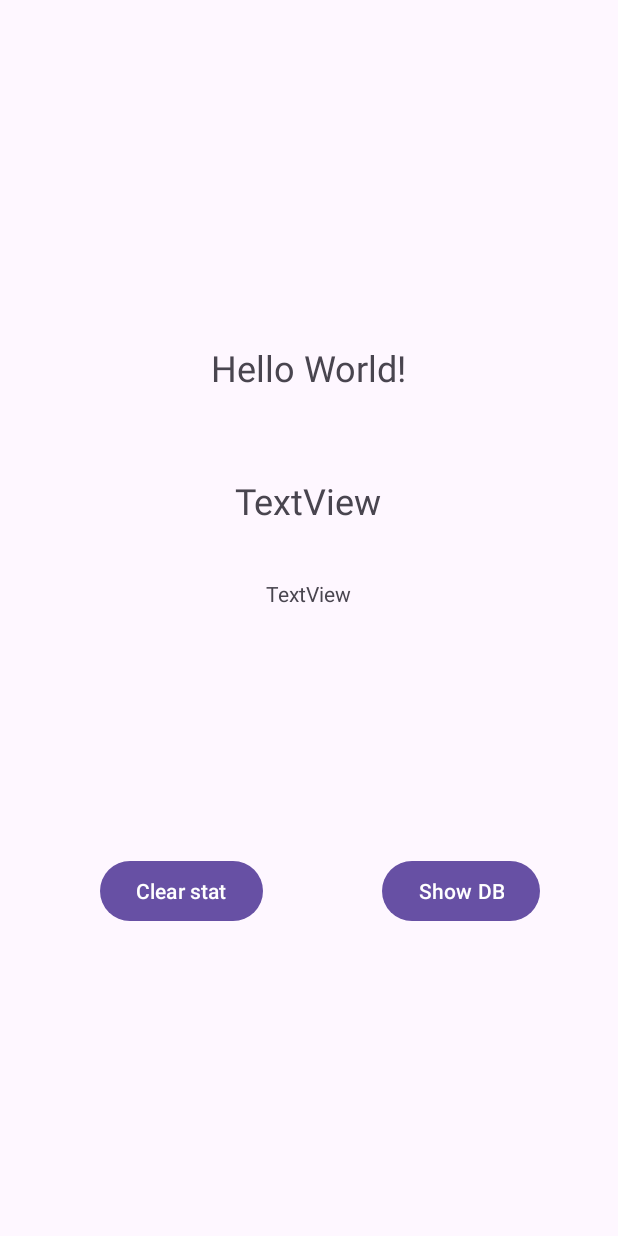
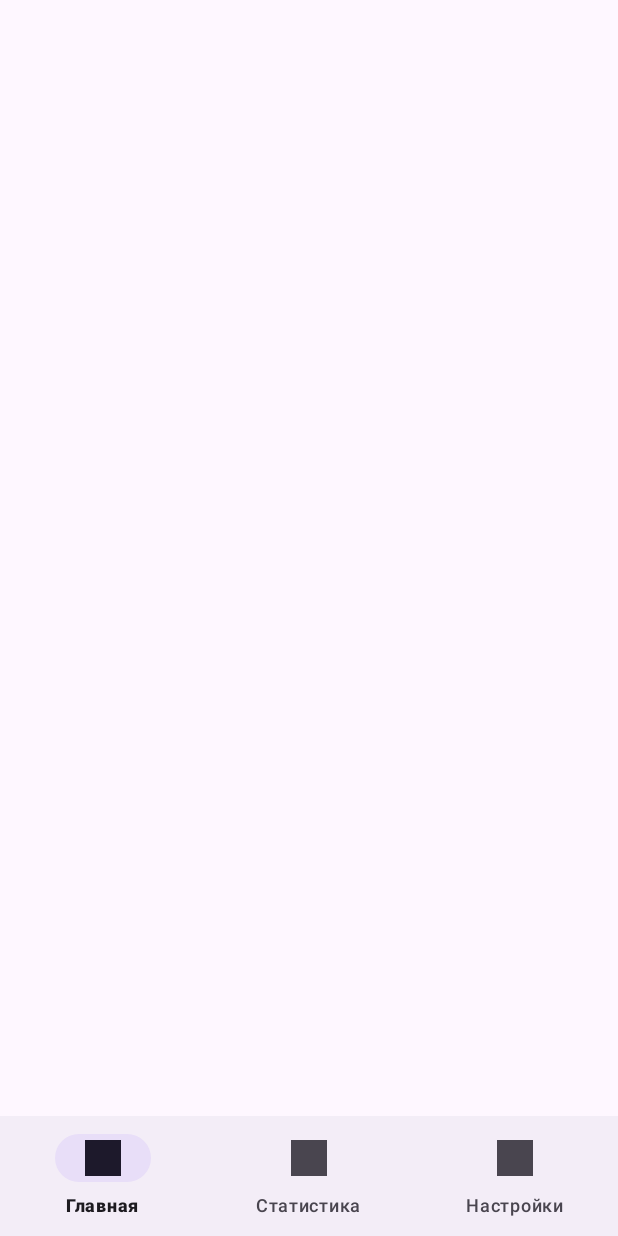
Before and after one commit to 4udiwe/step-counter, an Android app: the screen it shows after launch (MainActivity), on a phone screen of 412 x 824 dp. Run offline under Robolectric (Android 15) with nearby library versions, the phone set to English and light mode, and no system bars.

Commit message:
Попытка добавить фрагменты

```diff
--- a/app/src/main/java/com/example/step_counter/LocListenerInterface.java
+++ /dev/null
@@ -1,9 +0,0 @@
-package com.example.step_counter;
-
-import android.location.Location;
-
-import org.json.JSONException;
-
-public interface LocListenerInterface {
-    void OnLocationChanged(Location location) throws JSONException;
-}
--- a/app/src/main/java/com/example/step_counter/MainActivity.java
+++ b/app/src/main/java/com/example/step_counter/MainActivity.java
@@ -6,41 +6,30 @@ import android.content.Context;
 import android.content.pm.PackageManager;
 import android.location.Location;
 import android.location.LocationManager;
-import android.os.Build;
 import android.os.Bundle;
-import android.os.PersistableBundle;
 import android.util.Log;
 import android.util.Pair;
+import android.view.MenuItem;
 import android.view.View;
 import android.widget.TextView;
 import android.widget.Toast;
 
 import androidx.activity.EdgeToEdge;
 import androidx.annotation.NonNull;
-import androidx.annotation.RequiresApi;
 import androidx.appcompat.app.AppCompatActivity;
 import androidx.core.app.ActivityCompat;
-import androidx.core.graphics.Insets;
-import androidx.core.view.ViewCompat;
-import androidx.core.view.WindowInsetsCompat;
+import androidx.fragment.app.FragmentTransaction;
 
 import com.example.step_counter.db.DBManager;
-
-import org.json.JSONException;
-import org.json.JSONObject;
+import com.example.step_counter.location.LocListenerInterface;
+import com.example.step_counter.location.MyLocationListener;
+import com.google.android.material.bottomnavigation.BottomNavigationView;
 
 
-import java.io.File;
-import java.io.FileNotFoundException;
-import java.io.FileOutputStream;
-import java.io.IOException;
-import java.util.ArrayList;
-import java.util.Collection;
 import java.util.Date;
-import java.util.Locale;
 import java.util.Objects;
 
-public class MainActivity extends AppCompatActivity implements LocListenerInterface{
+public class MainActivity extends AppCompatActivity {
     private LocationManager locationManager;
     private TextView tvDictance, tvVelocity, tvInfo;
     private Location lastLocation;
@@ -48,6 +37,10 @@ public class MainActivity extends AppCompatActivity implements LocListenerInterf
     private int distance = 0;
     private Date currentDate;
     private DBManager dbManager;
+
+    public MainActivity() {
+    }
+
     @Override
     protected void onCreate(Bundle savedInstanceState) {
         super.onCreate(savedInstanceState);
@@ -57,7 +50,7 @@ public class MainActivity extends AppCompatActivity implements LocListenerInterf
         Log.d("RRR", "oncreate");
 
         init();
-        checkPermissions();
+        //checkPermissions();
 
 
     }
@@ -65,34 +58,62 @@ public class MainActivity extends AppCompatActivity implements LocListenerInterf
     @SuppressLint("SetTextI18n")
     private void init(){
         Log.d("RRR", "Init");
+        /*
         tvDictance = findViewById(R.id.tvDist);
         tvVelocity = findViewById(R.id.tvVel);
         tvInfo = findViewById(R.id.tvInfo);
 
-        locationManager = (LocationManager)getSystemService(Context.LOCATION_SERVICE);
-        myLocationListener = new MyLocationListener();
-        myLocationListener.setLocListenerInterface(this);
+         */
+        @SuppressLint("RestrictedApi")
+        BottomNavigationView bottomNavigationView;
+        bottomNavigationView = findViewById(R.id.bottom_navigation);
 
-        currentDate = new Date();
-
-        dbManager = new DBManager(this);
+        bottomNavigationView.setOnNavigationItemSelectedListener(item -> {
+            if (item.getItemId() == R.id.home) {
+                // Обработка выбора раздела "Домой"
+                FragmentMain main = new FragmentMain();
+                FragmentTransaction fragmentTransaction = getSupportFragmentManager().beginTransaction();
+                fragmentTransaction.replace(R.id.fragmcontainer, main);
+                fragmentTransaction.commit();
+                return true;
+            } else if (item.getItemId() == R.id.settings) {
+                // Обработка выбора раздела "Настройки"
+                FragmentSettings settings = new FragmentSettings();
+                FragmentTransaction ft = getSupportFragmentManager().beginTransaction();
+                ft.replace(R.id.fragmcontainer, settings);
+                ft.commit();
+                return true;
+            } else if (item.getItemId() == R.id.statistic) {
+                // Обработка выбора раздела "Статистика"
+                FragmentStat stat = new FragmentStat();
+                FragmentTransaction ft = getSupportFragmentManager().beginTransaction();
+                ft.replace(R.id.fragmcontainer, stat);
+                ft.commit();
+                return true;
+            }
+            return false;
+        });
 
 
-        /*
-        Locale locale = new Locale("ru");
-        Locale.setDefault(locale);
-        Date now = new Date();
 
-        String.format(locale, "%tD\n", now) + //(MM/DD/YY)
 
-        tvVelocity.setText(String.valueOf(now));
-        */
+        //locationManager = (LocationManager)getSystemService(Context.LOCATION_SERVICE);
+        //myLocationListener = new MyLocationListener();
+
+        //myLocationListener.setLocListenerInterface(this);
+
+        //currentDate = new Date();
+
+        //dbManager = new DBManager(this);
+
     }
 
+
+    /*
     @Override
     protected void onResume() {
         super.onResume();
-            dbManager.openDB();
+        dbManager.openDB();
     }
 
     @Override
@@ -100,51 +121,12 @@ public class MainActivity extends AppCompatActivity implements LocListenerInterf
         super.onDestroy();
         dbManager.closeDB();
     }
+    */
 
-    @Override
-    public void onRequestPermissionsResult(int requestCode, @NonNull String[] permissions, @NonNull int[] grantResults) {
-        super.onRequestPermissionsResult(requestCode, permissions, grantResults);
-        Log.d("RRR", "onRequestPermissionsResult");
-        if(requestCode == 100 && grantResults[0] == RESULT_OK){
-            checkPermissions();
-        }
-        else {
-            Toast.makeText(this, "No GPS permission", Toast.LENGTH_LONG).show();
-        }
-    }
 
-    private void checkPermissions(){
-        Log.d("RRR", "checkPermissions");
-        if(ActivityCompat.checkSelfPermission(this, Manifest.permission.ACCESS_COARSE_LOCATION) != PackageManager.PERMISSION_GRANTED && ActivityCompat.checkSelfPermission(this, Manifest.permission.ACCESS_FINE_LOCATION) != PackageManager.PERMISSION_GRANTED){
-            requestPermissions(new String[]{Manifest.permission.ACCESS_COARSE_LOCATION,Manifest.permission.ACCESS_FINE_LOCATION},
-                    100);
-        }
-        else {
-            Log.d("RRR", "loc request");
-            locationManager.requestLocationUpdates(LocationManager.GPS_PROVIDER,2, 1, myLocationListener);
-        }
-    }
 
-    @Override
-    public void OnLocationChanged(Location location) {
-        Log.d("RRR", "loc changed");
-        Date now = new Date();
-        if (!Objects.equals(String.format("%tD", currentDate), String.format("%tD", now))){
-            distance = 0;
-            currentDate = now;
-        }
 
-        if (location.hasSpeed() && lastLocation != null){
-            Log.d("RRR", String.valueOf((int) lastLocation.distanceTo(location)));
-            distance += (int) lastLocation.distanceTo(location);
-        }
-        lastLocation = location;
-        tvDictance.setText(String.valueOf(distance));
-        tvVelocity.setText(String.valueOf(location.getSpeed()));
 
-        dbManager.insertToDB(String.format("%tD", currentDate), distance);
-
-    }
 
     public void onClickClear(View view) {
         dbManager.clearDB();
@@ -156,4 +138,5 @@ public class MainActivity extends AppCompatActivity implements LocListenerInterf
             tvInfo.append(data + "\n");
         }
     }
+
 }
--- a/app/src/main/java/com/example/step_counter/db/DBHelper.java
+++ b/app/src/main/java/com/example/step_counter/db/DBHelper.java
@@ -1,14 +1,17 @@
 package com.example.step_counter.db;
 
-import android.content.Context;
 import android.database.sqlite.SQLiteDatabase;
 import android.database.sqlite.SQLiteOpenHelper;
 
 import androidx.annotation.Nullable;
 
+import com.example.step_counter.FragmentMain;
+
+import java.util.Objects;
+
 public class DBHelper extends SQLiteOpenHelper {
-    public DBHelper(@Nullable Context context) {
-        super(context, DBConstants.DB_NAME, null, DBConstants.DB_VERSION);
+    public DBHelper(@Nullable FragmentMain context) {
+        super(Objects.requireNonNull(context).getContext(), DBConstants.DB_NAME, null, DBConstants.DB_VERSION);
     }
 
     @Override
--- a/app/src/main/java/com/example/step_counter/db/DBManager.java
+++ b/app/src/main/java/com/example/step_counter/db/DBManager.java
@@ -8,15 +8,17 @@ import android.database.sqlite.SQLiteDatabase;
 import android.util.Log;
 import android.util.Pair;
 
+import com.example.step_counter.FragmentMain;
+
 import java.util.ArrayList;
 import java.util.List;
 
 public class DBManager {
-    private Context context;
+    private FragmentMain context;
     private DBHelper dbHelper;
     private SQLiteDatabase db;
 
-    public DBManager(Context context) {
+    public DBManager(FragmentMain context) {
         this.context = context;
         dbHelper = new DBHelper(context);
     }
--- a/app/src/main/res/layout/activity_main.xml
+++ b/app/src/main/res/layout/activity_main.xml
@@ -1,71 +1,22 @@
 <?xml version="1.0" encoding="utf-8"?>
-<androidx.constraintlayout.widget.ConstraintLayout xmlns:android="http://schemas.android.com/apk/res/android"
+<androidx.coordinatorlayout.widget.CoordinatorLayout
+    xmlns:android="http://schemas.android.com/apk/res/android"
     xmlns:app="http://schemas.android.com/apk/res-auto"
     xmlns:tools="http://schemas.android.com/tools"
-    android:id="@+id/main"
     android:layout_width="match_parent"
     android:layout_height="match_parent"
     tools:context=".MainActivity">
+    <com.google.android.material.bottomnavigation.BottomNavigationView
+        android:id="@+id/bottom_navigation"
+        android:layout_width="match_parent"
+        android:layout_height="wrap_content"
+        android:layout_gravity="bottom"
+        app:menu="@menu/bottom_nav_menu" />
 
-    <TextView
-        android:id="@+id/tvDist"
-        android:layout_width="wrap_content"
-        android:layout_height="wrap_content"
-        android:text="Hello World!"
-        android:textSize="24sp"
-        app:layout_constraintBottom_toBottomOf="parent"
-        app:layout_constraintEnd_toEndOf="parent"
-        app:layout_constraintStart_toStartOf="parent"
-        app:layout_constraintTop_toTopOf="parent"
-        app:layout_constraintVertical_bias="0.289" />
+    <FrameLayout
+        android:id="@+id/fragmcontainer"
+        android:layout_width="match_parent"
+        android:layout_height="649dp">
 
-    <TextView
-        android:id="@+id/tvVel"
-        android:layout_width="wrap_content"
-        android:layout_height="wrap_content"
-        android:layout_marginTop="56dp"
-        android:text="TextView"
-        android:textSize="24sp"
-        app:layout_constraintEnd_toEndOf="parent"
-        app:layout_constraintHorizontal_bias="0.498"
-        app:layout_constraintStart_toStartOf="parent"
-        app:layout_constraintTop_toBottomOf="@+id/tvDist" />
-
-    <TextView
-        android:id="@+id/tvInfo"
-        android:layout_width="316dp"
-        android:layout_height="134dp"
-        android:layout_marginTop="36dp"
-        android:text="TextView"
-        android:textAlignment="center"
-        app:layout_constraintEnd_toEndOf="parent"
-        app:layout_constraintHorizontal_bias="0.494"
-        app:layout_constraintStart_toStartOf="parent"
-        app:layout_constraintTop_toBottomOf="@+id/tvVel" />
-
-    <Button
-        android:id="@+id/bClear"
-        android:layout_width="wrap_content"
-        android:layout_height="wrap_content"
-        android:layout_marginEnd="60dp"
-        android:layout_marginBottom="156dp"
-        android:onClick="onClickClear"
-        android:text="Clear stat"
-        app:layout_constraintBottom_toBottomOf="parent"
-        app:layout_constraintEnd_toStartOf="@+id/bShow"
-        app:layout_constraintHorizontal_bias="0.776"
-        app:layout_constraintStart_toStartOf="parent"
-        app:layout_constraintTop_toBottomOf="@+id/tvInfo" />
-
-    <Button
-        android:id="@+id/bShow"
-        android:layout_width="wrap_content"
-        android:layout_height="wrap_content"
-        android:onClick="onClickShow"
-        android:text="Show DB"
-        app:layout_constraintEnd_toEndOf="parent"
-        app:layout_constraintHorizontal_bias="0.83"
-        app:layout_constraintStart_toStartOf="parent"
-        app:layout_constraintTop_toTopOf="@+id/bClear" />
-
-</androidx.constraintlayout.widget.ConstraintLayout>
+    </FrameLayout>
+</androidx.coordinatorlayout.widget.CoordinatorLayout>
--- /dev/null
+++ b/app/src/main/res/menu/bottom_nav_menu.xml
@@ -0,0 +1,18 @@
+<?xml version="1.0" encoding="utf-8"?>
+<menu xmlns:android="http://schemas.android.com/apk/res/android">
+    <item
+        android:id="@+id/home"
+        android:icon="@drawable/ic_launcher_background"
+        android:title="Главная"/>
+
+    <item
+        android:id="@+id/statistic"
+        android:icon="@drawable/ic_launcher_background"
+        android:title="Статистика"/>
+
+    <item
+        android:id="@+id/settings"
+        android:icon="@drawable/ic_launcher_background"
+        android:title="Настройки"/>
+
+</menu>
--- a/app/src/main/res/values/strings.xml
+++ b/app/src/main/res/values/strings.xml
@@ -1,3 +1,5 @@
 <resources>
     <string name="app_name">step-counter</string>
+    <!-- TODO: Remove or change this placeholder text -->
+    <string name="hello_blank_fragment">Hello blank fragment</string>
 </resources>
```
Also changed, not shown: app/src/main/java/com/example/step_counter/FragmentMain.java (added, +118 -0 lines), app/src/main/java/com/example/step_counter/FragmentSettings.java (added, +64 -0 lines), app/src/main/java/com/example/step_counter/FragmentStat.java (added, +64 -0 lines), app/src/main/java/com/example/step_counter/location/LocListenerInterface.java (added, +7 -0 lines), app/src/main/java/com/example/step_counter/location/MyLocationListener.java (renamed from app/src/main/java/com/example/step_counter/MyLocationListener.java, +2 -8 lines), app/src/main/res/layout/fragment_main.xml (added, +33 -0 lines), app/src/main/res/layout/fragment_settings.xml (added, +19 -0 lines), app/src/main/res/layout/fragment_stat.xml (added, +19 -0 lines).
